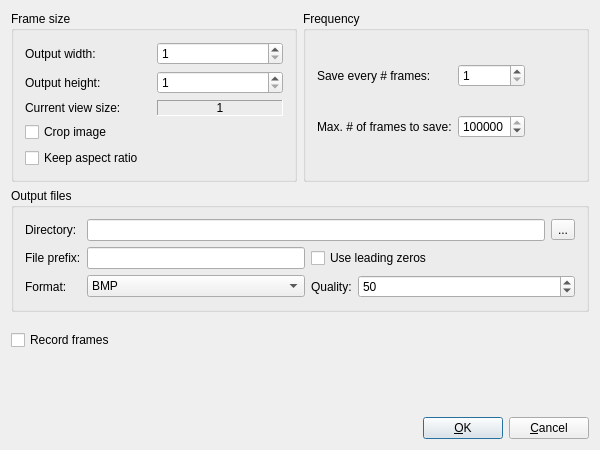
Above: sigel/ui/SIGEL_SlaveUI/SIG_MovieSettingsDialogBase.ui from jayMcBee/sigel-evolutionary-walking-robots before the change. Below: the same form after it.
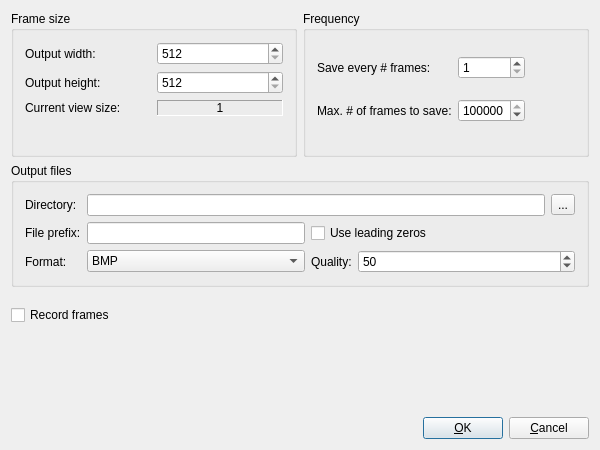
That is the form after the change.

Commit message: Item 100b: a movie frame is exactly the output size, never scaled

Patch:
```diff
--- a/sigel/ui/SIGEL_SlaveUI/SIG_MovieSettingsDialogBase.ui
+++ b/sigel/ui/SIGEL_SlaveUI/SIG_MovieSettingsDialogBase.ui
@@ -410,10 +410,10 @@
                   <number>1600</number>
                 </property>
                 <property name="minimum">
-                  <number>1</number>
+                  <number>512</number>
                 </property>
                 <property name="value">
-                  <number>1</number>
+                  <number>512</number>
                 </property>
                 <property name="toolTip">
                   <string>Sets the width of the grabbed frames.</string>
@@ -436,10 +436,10 @@
                   <number>1200</number>
                 </property>
                 <property name="minimum">
-                  <number>1</number>
+                  <number>512</number>
                 </property>
                 <property name="value">
-                  <number>1</number>
+                  <number>512</number>
                 </property>
                 <property name="toolTip">
                   <string>Sets the height of the grabbed frames.</string>
@@ -479,21 +479,21 @@
               </widget>
             </item>
             <item row="3" column="0" rowspan="1" colspan="2">
-              <widget class="QCheckBox" name="checkboxCropImage">
-                <property name="text">
-                  <string>Crop image</string>
+              <widget class="QLabel" name="textlabelFrameFit">
+                <property name="wordWrap">
+                  <bool>true</bool>
                 </property>
               </widget>
             </item>
             <item row="4" column="0" rowspan="1" colspan="2">
-              <widget class="QCheckBox" name="checkboxKeepAspectRatio">
-                <property name="text">
-                  <string>Keep aspect ratio</string>
+              <spacer name="spacerFrameSizeBottom">
+                <property name="orientation">
+                  <enum>Qt::Vertical</enum>
                 </property>
-                <property name="checked">
-                  <bool>false</bool>
+                <property name="sizeType">
+                  <enum>QSizePolicy::Expanding</enum>
                 </property>
-              </widget>
+              </spacer>
             </item>
           </layout>
         </widget>
```
Left out of the diff: 9 changed lines with no effect on the pictures. The commit also changes 7 other files.
